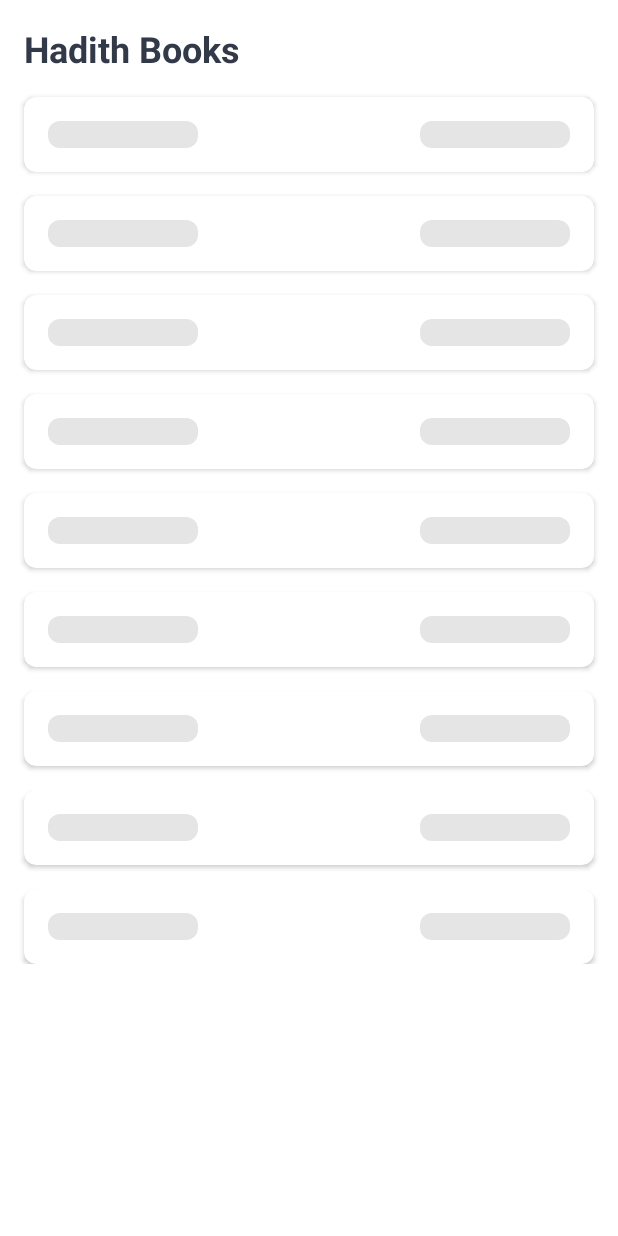
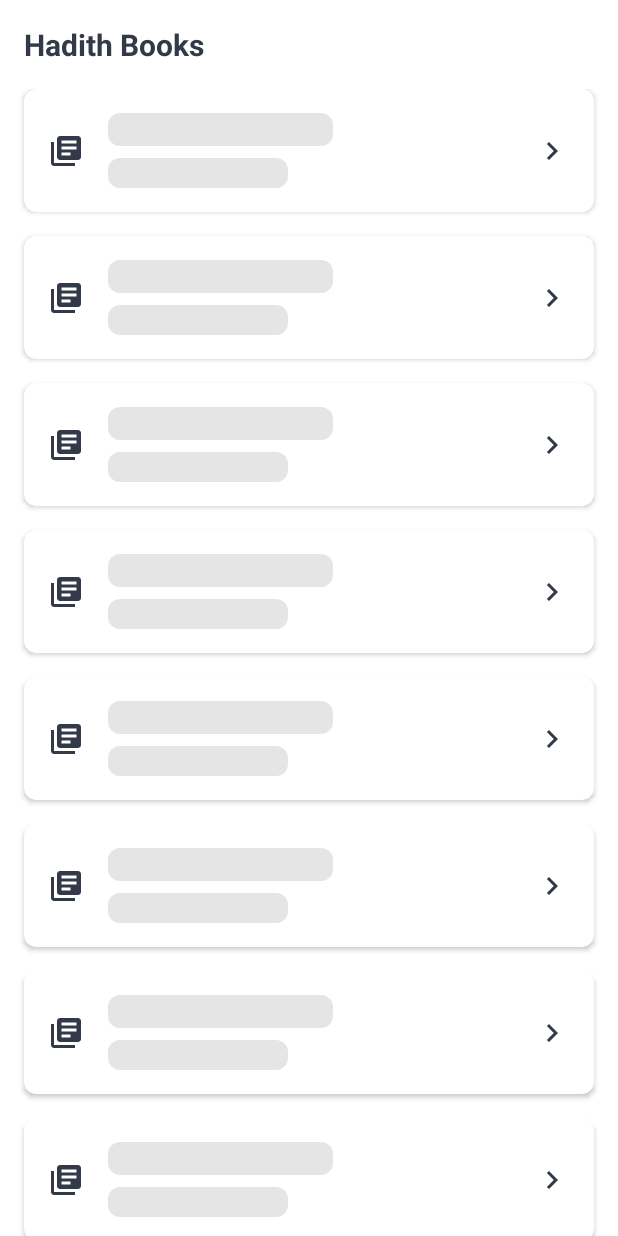
Before and after one commit to haidarzamzam/HadithApp, an Android app: the screen it shows after launch (HadithBooksActivity), on a phone screen of 412 x 824 dp. Run offline under Robolectric (Android 15) with nearby library versions, the phone set to English and light mode, and no system bars; our stand-ins replace RxJava, Shimmer, data binding; libraries missing offline, so code that uses them is left out: com.jakewharton.retrofit2; 7 statements that could not run were skipped.

Commit message:
:sparkles: :art: Add Hadith Collection and fix UI hadith books

```diff
--- a/app/src/main/AndroidManifest.xml
+++ b/app/src/main/AndroidManifest.xml
@@ -13,6 +13,9 @@
         android:supportsRtl="true"
         android:theme="@style/Theme.HadithApp">
         <activity
+            android:name=".ui.screen.hadithcollection.HadithCollectionActivity"
+            android:exported="true" />
+        <activity
             android:name=".ui.screen.hadithbooks.HadithBooksActivity"
             android:exported="true" />
         <activity
--- a/app/src/main/java/com/haidev/hadithapp/data/source/endpoint/ApiService.kt
+++ b/app/src/main/java/com/haidev/hadithapp/data/source/endpoint/ApiService.kt
@@ -1,11 +1,20 @@
 package com.haidev.hadithapp.data.source.endpoint
 
 import com.haidev.hadithapp.data.model.HadithBooksModel
+import com.haidev.hadithapp.data.model.HadithCollectionModel
 import kotlinx.coroutines.Deferred
 import retrofit2.http.GET
+import retrofit2.http.Path
+import retrofit2.http.Query
 
 interface ApiService {
     @GET("books")
     fun getListHadithBooksAsync(
     ): Deferred<HadithBooksModel.Response>
+
+    @GET("books/{id_book}")
+    fun getListHadithCollectionAsync(
+        @Path("id_book") idBook: String,
+        @Query("range") range: String
+    ): Deferred<HadithCollectionModel.Response>
 }
--- a/app/src/main/java/com/haidev/hadithapp/di/AppModule.kt
+++ b/app/src/main/java/com/haidev/hadithapp/di/AppModule.kt
@@ -2,6 +2,7 @@ package com.haidev.hadithapp.di
 
 import com.haidev.hadithapp.data.source.repository.HadithRepository
 import com.haidev.hadithapp.ui.screen.hadithbooks.HadithBooksViewModel
+import com.haidev.hadithapp.ui.screen.hadithcollection.HadithCollectionViewModel
 import com.haidev.hadithapp.ui.screen.splash.SplashViewModel
 import com.haidev.hadithapp.util.ContextProviders
 import org.koin.android.ext.koin.androidApplication
@@ -11,6 +12,7 @@ import org.koin.dsl.module
 val viewModelModule = module {
     viewModel { SplashViewModel(androidApplication()) }
     viewModel { HadithBooksViewModel(get(), androidApplication()) }
+    viewModel { HadithCollectionViewModel(get(), androidApplication()) }
 }
 
 val apiRepositoryModule = module {
--- /dev/null
+++ b/app/src/main/java/com/haidev/hadithapp/ui/screen/hadithcollection/HadithCollectionNavigator.kt
@@ -0,0 +1,3 @@
+package com.haidev.hadithapp.ui.screen.hadithcollection
+
+interface HadithCollectionNavigator
--- a/app/src/main/res/drawable/bg_shimmer.xml
+++ b/app/src/main/res/drawable/bg_shimmer.xml
@@ -2,5 +2,5 @@
 <shape xmlns:android="http://schemas.android.com/apk/res/android">
     <solid android:color="#E5E5E5" />
 
-    <corners android:radius="@dimen/marginSmall" />
+    <corners android:radius="@dimen/margin_small" />
 </shape>
--- /dev/null
+++ b/app/src/main/res/drawable/ic_baseline_chevron_right_24.xml
@@ -0,0 +1,10 @@
+<vector xmlns:android="http://schemas.android.com/apk/res/android"
+    android:width="24dp"
+    android:height="24dp"
+    android:tint="#323949"
+    android:viewportWidth="24"
+    android:viewportHeight="24">
+    <path
+        android:fillColor="@android:color/white"
+        android:pathData="M10,6L8.59,7.41 13.17,12l-4.58,4.59L10,18l6,-6z" />
+</vector>
--- /dev/null
+++ b/app/src/main/res/drawable/ic_baseline_library_books_24.xml
@@ -0,0 +1,10 @@
+<vector xmlns:android="http://schemas.android.com/apk/res/android"
+    android:width="24dp"
+    android:height="24dp"
+    android:tint="#323949"
+    android:viewportWidth="24"
+    android:viewportHeight="24">
+    <path
+        android:fillColor="@android:color/white"
+        android:pathData="M4,6L2,6v14c0,1.1 0.9,2 2,2h14v-2L4,20L4,6zM20,2L8,2c-1.1,0 -2,0.9 -2,2v12c0,1.1 0.9,2 2,2h12c1.1,0 2,-0.9 2,-2L22,4c0,-1.1 -0.9,-2 -2,-2zM19,11L9,11L9,9h10v2zM15,15L9,15v-2h6v2zM19,7L9,7L9,5h10v2z" />
+</vector>
--- a/app/src/main/res/layout/activity_hadith_books.xml
+++ b/app/src/main/res/layout/activity_hadith_books.xml
@@ -15,10 +15,10 @@
                 android:id="@+id/tv_title"
                 android:layout_width="match_parent"
                 android:layout_height="wrap_content"
-                android:layout_margin="@dimen/marginNormal"
+                android:layout_margin="@dimen/margin_normal"
                 android:text="Hadith Books"
                 android:textColor="@color/colorPrimary"
-                android:textSize="24sp"
+                android:textSize="20sp"
                 android:textStyle="bold"
                 app:layout_constraintTop_toTopOf="parent" />
 
@@ -26,6 +26,7 @@
                 android:id="@+id/rv_hadith_books"
                 android:layout_width="match_parent"
                 android:layout_height="wrap_content"
+                android:layout_marginTop="@dimen/margin_normal"
                 app:layout_constraintTop_toBottomOf="@id/tv_title"
                 tools:listitem="@layout/item_row_hadith_books" />
 
@@ -33,6 +34,7 @@
                 android:id="@+id/shimmer_hadith_books"
                 android:layout_width="match_parent"
                 android:layout_height="wrap_content"
+                android:layout_marginTop="@dimen/margin_normal"
                 app:layout_constraintTop_toBottomOf="@id/tv_title"
                 app:shimmer_auto_start="true">
 
--- a/app/src/main/res/layout/item_row_shimmer_hadith_books.xml
+++ b/app/src/main/res/layout/item_row_shimmer_hadith_books.xml
@@ -3,33 +3,57 @@
 <androidx.cardview.widget.CardView xmlns:android="http://schemas.android.com/apk/res/android"
     xmlns:app="http://schemas.android.com/apk/res-auto"
     android:layout_width="match_parent"
-    android:layout_height="wrap_content"
-    android:layout_marginHorizontal="@dimen/marginNormal"
-    android:layout_marginTop="@dimen/marginNormal"
-    app:cardCornerRadius="@dimen/marginSmall">
+    android:layout_height="match_parent"
+    android:layout_marginHorizontal="@dimen/margin_normal"
+    android:layout_marginBottom="@dimen/margin_normal"
+    app:cardCornerRadius="@dimen/margin_small">
 
     <androidx.constraintlayout.widget.ConstraintLayout
         android:layout_width="match_parent"
         android:layout_height="wrap_content"
-        android:padding="@dimen/marginNormal">
+        android:padding="@dimen/margin_normal">
 
-        <View
-            android:id="@+id/tv_name"
-            android:layout_width="100dp"
-            android:layout_height="18dp"
-            android:background="@drawable/bg_shimmer"
-            android:textSize="16sp"
-            android:textStyle="bold"
+        <ImageView
+            android:id="@+id/iv_books"
+            android:layout_width="wrap_content"
+            android:layout_height="wrap_content"
+            android:src="@drawable/ic_baseline_library_books_24"
             app:layout_constraintBottom_toBottomOf="parent"
             app:layout_constraintStart_toStartOf="parent"
             app:layout_constraintTop_toTopOf="parent" />
 
-        <View
-            android:layout_width="100dp"
-            android:layout_height="18dp"
+        <TextView
+            android:id="@+id/tv_name"
+            android:layout_width="150dp"
+            android:layout_height="22dp"
+            android:layout_marginStart="@dimen/margin_normal"
             android:background="@drawable/bg_shimmer"
+            android:letterSpacing="0.15"
+            android:textColor="@color/colorPrimary"
+            android:textSize="16sp"
+            android:textStyle="bold"
+            app:layout_constraintStart_toEndOf="@id/iv_books"
+            app:layout_constraintTop_toTopOf="parent" />
+
+        <TextView
+            android:id="@+id/tv_available"
+            android:layout_width="120dp"
+            android:layout_height="20dp"
+            android:layout_marginStart="@dimen/margin_normal"
+            android:layout_marginTop="@dimen/margin_very_small"
+            android:background="@drawable/bg_shimmer"
+            android:textColor="@color/colorSecondaryVariant"
+            app:layout_constraintStart_toEndOf="@id/iv_books"
+            app:layout_constraintTop_toBottomOf="@id/tv_name" />
+
+        <ImageView
+            android:id="@+id/iv_chevron"
+            android:layout_width="wrap_content"
+            android:layout_height="wrap_content"
+            android:src="@drawable/ic_baseline_chevron_right_24"
             app:layout_constraintBottom_toBottomOf="parent"
             app:layout_constraintEnd_toEndOf="parent"
             app:layout_constraintTop_toTopOf="parent" />
+
     </androidx.constraintlayout.widget.ConstraintLayout>
 </androidx.cardview.widget.CardView>
--- a/app/src/main/res/values/dimens.xml
+++ b/app/src/main/res/values/dimens.xml
@@ -1,5 +1,6 @@
 <?xml version="1.0" encoding="utf-8"?>
 <resources>
-    <dimen name="marginSmall">8dp</dimen>
-    <dimen name="marginNormal">16dp</dimen>
+    <dimen name="margin_very_small">8dp</dimen>
+    <dimen name="margin_small">8dp</dimen>
+    <dimen name="margin_normal">16dp</dimen>
 </resources>
```
Also changed, not shown: app/src/main/java/com/haidev/hadithapp/data/model/HadithCollectionModel.kt (added, +28 -0 lines), app/src/main/java/com/haidev/hadithapp/data/source/repository/HadithRepository.kt (+7 -0 lines), app/src/main/java/com/haidev/hadithapp/ui/screen/hadithbooks/HadithBooksActivity.kt (+5 -3 lines), app/src/main/java/com/haidev/hadithapp/ui/screen/hadithcollection/HadithCollectionActivity.kt (added, +83 -0 lines), app/src/main/java/com/haidev/hadithapp/ui/screen/hadithcollection/HadithCollectionViewModel.kt (added, +40 -0 lines), app/src/main/java/com/haidev/hadithapp/ui/screen/hadithcollection/ItemHadithCollectionAdapter.kt (added, +61 -0 lines), app/src/main/res/drawable/ic_baseline_arrow_back_ios_new_24.xml (added, +10 -0 lines), app/src/main/res/layout/activity_hadith_collection.xml (added, +39 -0 lines), app/src/main/res/layout/item_row_hadith_books.xml (+30 -8 lines), app/src/main/res/layout/item_row_hadith_collection.xml (added, +39 -0 lines).
